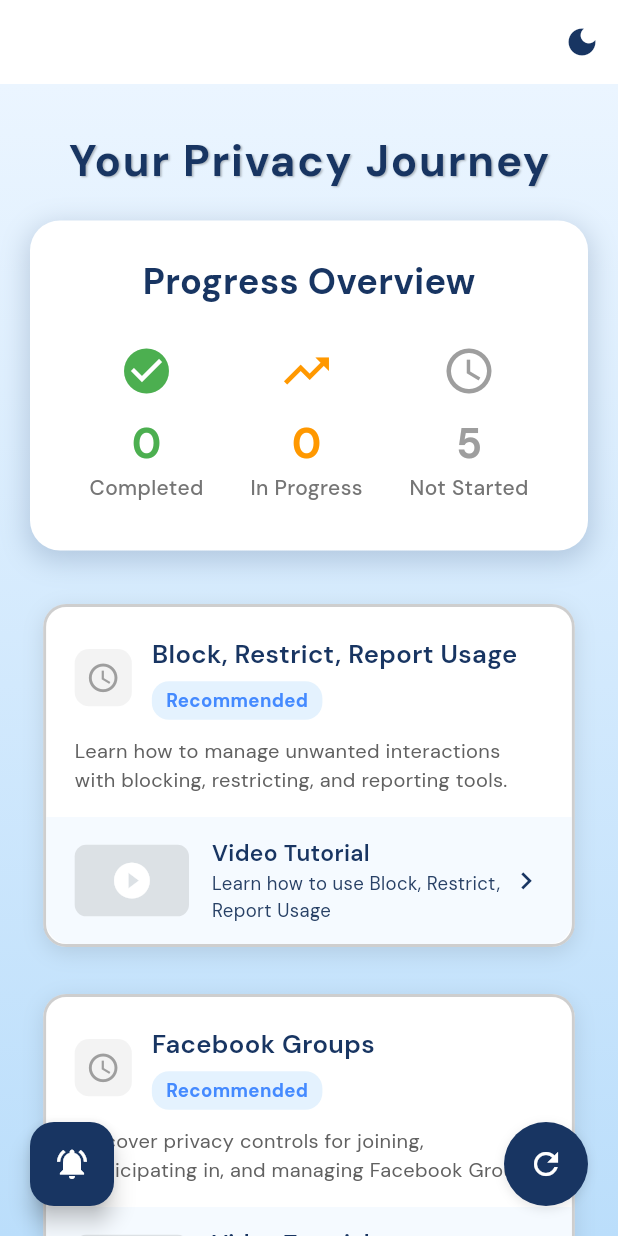
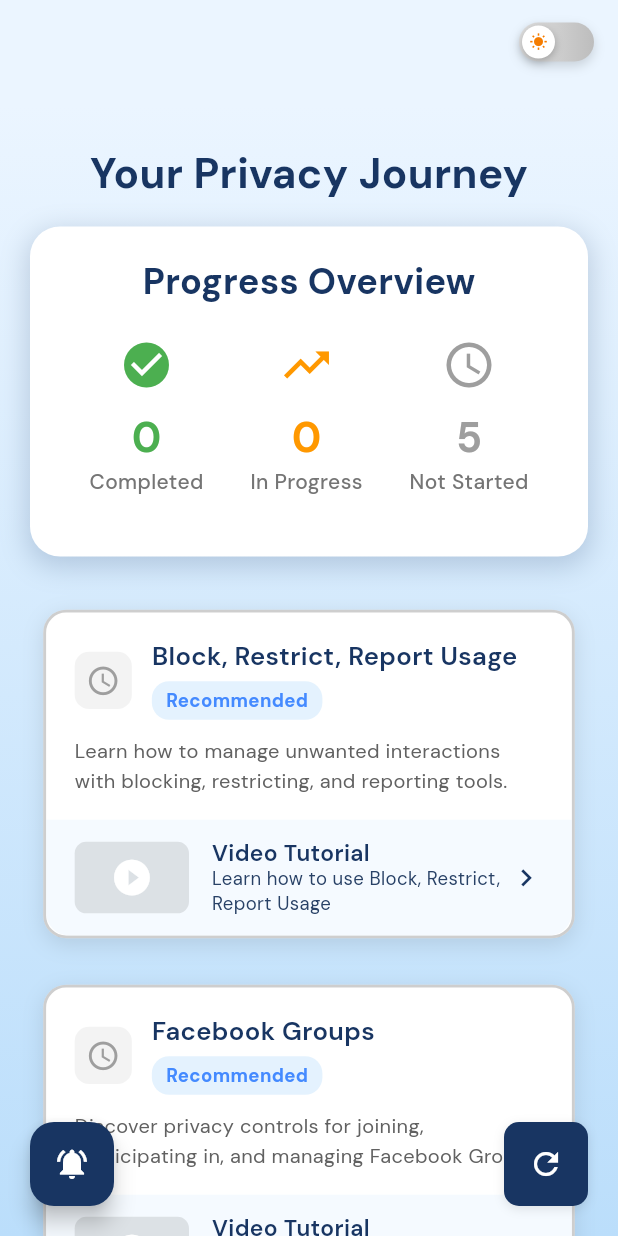
Before and after one commit to 4by3/capstone_flutter_project, a Flutter app: the HomePage screen opened directly, on a phone screen of 412 x 824 dp. Run offline on Flutter 3.47's test engine with Material 3 defaults, Android fonts, the light colour scheme and no system bars; our stand-ins replace audioplayers, auto_size_text, cloud_firestore, confetti, firebase_core, flutter_local_notifications and 6 more; missing offline and left inert: app_settings; accounts and stored records are empty; generated files the repository leaves out were written again.

Commit message:
Updated UI

```diff
--- a/lib/pages/home_page.dart
+++ b/lib/pages/home_page.dart
@@ -9,7 +9,6 @@ import 'package:provider/provider.dart';
 import '../widgets/video_popup.dart';
 import 'feature_quiz_page.dart';
 import 'intro_page.dart';
-import 'package:google_fonts/google_fonts.dart';
 import 'package:capstone_project/main.dart';
 
 class HomePage extends StatefulWidget {
@@ -124,7 +123,6 @@ class _HomePageState extends State<HomePage> with TickerProviderStateMixin {
 
     final prefs = await SharedPreferences.getInstance();
     String currentMode = prefs.getString('quizMode') ?? 'easy';
-
 
     if (widget.initialFeatureScores != null) {
       for (var feature in features) {
@@ -376,7 +374,7 @@ class _HomePageState extends State<HomePage> with TickerProviderStateMixin {
                               padding: const EdgeInsets.all(8),
                               decoration: BoxDecoration(
                                 color: Colors.red[50],
-                              borderRadius: BorderRadius.circular(10),
+                                borderRadius: BorderRadius.circular(30),
                               ),
                               child: Icon(
                                 Icons.star,
@@ -430,8 +428,38 @@ class _HomePageState extends State<HomePage> with TickerProviderStateMixin {
                 ),
               );
 
+              // Fix: Properly reset all features for hard mode and force UI refresh
               if (mounted) {
-              await _loadFeatureScores();
+                // Reset all features to 0 score and not started for hard mode
+                for (var feature in features) {
+                  feature['score'] = 0;
+                  feature['started'] = 0;
+                }
+
+                // Clear all hard mode question progression data
+                final prefs = await SharedPreferences.getInstance();
+                for (var feature in features) {
+                  String featureName = feature['name'];
+                  // Clear hard mode question index and other quiz state
+                  await prefs.remove('${featureName}_hard_currentQuestionIndex');
+                  await prefs.remove('${featureName}_hard_answeredQuestions');
+                  await prefs.remove('${featureName}_hard_correctAnswers');
+                  await prefs.remove('${featureName}_hard_totalQuestions');
+                  await prefs.remove('${featureName}_hard_quizCompleted');
+                  // Clear any other hard mode quiz state keys that might exist
+                  await prefs.remove('${featureName}_hard_questionHistory');
+                  await prefs.remove('${featureName}_hard_userAnswers');
+                }
+
+                // Force a complete state refresh
+                setState(() {
+                  _sortFeatures();
+                  _isCardHovered = List.generate(features.length, (_) => false);
+                  _isVideoHovered = List.generate(features.length, (_) => false);
+                });
+
+                // Ensure scores are saved with hard mode prefix
+                await _saveFeatureScores();
               }
             });
           }
@@ -631,21 +659,87 @@ class _HomePageState extends State<HomePage> with TickerProviderStateMixin {
         Provider.of<ThemeProvider>(context).themeMode == ThemeMode.dark;
 
     return Scaffold(
-      appBar: AppBar(
-        backgroundColor: isDarkMode ? Colors.black : Colors.white,
-        foregroundColor: isDarkMode ? Colors.white : primaryBlue,
+      appBar: PreferredSize(
+        preferredSize: const Size.fromHeight(70),
+        child: Container(
+          decoration: BoxDecoration(
+            gradient: isDarkMode
+                ? LinearGradient(
+              begin: Alignment.topCenter,
+              end: Alignment.bottomCenter,
+              colors: [Colors.black, Colors.black],
+            )
+                : LinearGradient(
+              begin: Alignment.topCenter,
+              end: Alignment.bottomCenter,
+              colors: [backgroundBlue, backgroundBlue],
+            ),
+          ),
+          child: AppBar(
+            backgroundColor: Colors.transparent,
+            elevation: 0,
+            surfaceTintColor: Colors.transparent,
+            shadowColor: Colors.transparent,
             actions: [
-          IconButton(
-            icon: Icon(
-              isDarkMode ? Icons.light_mode : Icons.dark_mode,
-              color: isDarkMode ? Colors.white : primaryBlue,
-            ),
-            onPressed: () {
+              Container(
+                margin: const EdgeInsets.only(right: 16),
+                child: GestureDetector(
+                  onTap: () {
                     Provider.of<ThemeProvider>(context, listen: false).toggleTheme();
                   },
-            tooltip: 'Toggle Theme',
+                  child: AnimatedContainer(
+                    duration: const Duration(milliseconds: 300),
+                    width: 50,
+                    height: 26,
+                    decoration: BoxDecoration(
+                      borderRadius: BorderRadius.circular(13),
+                      gradient: isDarkMode
+                          ? LinearGradient(colors: [primaryBlue, primaryBlue.withOpacity(0.8)])
+                          : LinearGradient(colors: [Colors.grey[300]!, Colors.grey[400]!]),
+                      boxShadow: [
+                        BoxShadow(
+                          color: Colors.black.withOpacity(0.15),
+                          blurRadius: 6,
+                          offset: const Offset(0, 3),
                         ),
                       ],
+                    ),
+                    child: Stack(
+                      children: [
+                        AnimatedPositioned(
+                          duration: const Duration(milliseconds: 300),
+                          curve: Curves.easeInOut,
+                          top: 2,
+                          left: isDarkMode ? 26 : 2,
+                          child: Container(
+                            width: 22,
+                            height: 22,
+                            decoration: BoxDecoration(
+                              shape: BoxShape.circle,
+                              color: Colors.white,
+                              boxShadow: [
+                                BoxShadow(
+                                  color: Colors.black.withOpacity(0.25),
+                                  blurRadius: 4,
+                                  offset: const Offset(0, 2),
+                                ),
+                              ],
+                            ),
+                            child: Icon(
+                              isDarkMode ? Icons.nights_stay : Icons.wb_sunny,
+                              size: 12,
+                              color: isDarkMode ? primaryBlue : Colors.orange[700],
+                            ),
+                          ),
+                        ),
+                      ],
+                    ),
+                  ),
+                ),
+              ),
+            ],
+          ),
+        ),
       ),
       body: _isLoading
           ? const Center(child: CircularProgressIndicator())
@@ -673,19 +767,11 @@ class _HomePageState extends State<HomePage> with TickerProviderStateMixin {
                           Text(
                             'Your Privacy Journey',
                             style: TextStyle(
-                                    fontSize: 29,
+                              fontSize: 28,
                               fontWeight: FontWeight.bold,
                               color:
                               isDarkMode ? Colors.white : primaryBlue,
-                                    letterSpacing: 1.2,
-                                    shadows: [
-                                      Shadow(
-                                        offset: const Offset(1, 1),
-                                        blurRadius: 1.0,
-                                        color: Colors.black.withOpacity(
-                                            isDarkMode ? 0.5 : 0.26),
-                                      ),
-                                    ],
+                              height: 1.1,
                             ),
                           ),
                         ],
@@ -729,6 +815,7 @@ class _HomePageState extends State<HomePage> with TickerProviderStateMixin {
                                   color: isDarkMode
                                       ? Colors.white
                                       : primaryBlue,
+                                  height: 1.1,
                                 ),
                               ),
                               const SizedBox(height: 24),
@@ -920,6 +1007,7 @@ class _HomePageState extends State<HomePage> with TickerProviderStateMixin {
                                                               ? Colors
                                                               .white
                                                               : primaryBlue,
+                                                          height: 1.2,
                                                         ),
                                                       ),
                                                       if (features[index]
@@ -985,7 +1073,7 @@ class _HomePageState extends State<HomePage> with TickerProviderStateMixin {
                                               ['description'],
                                               style: TextStyle(
                                                 fontSize: 14,
-                                                      height: 1.4,
+                                                height: 1.5,
                                                 color: isDarkMode
                                                     ? Colors.grey[400]
                                                     : Colors.grey[700],
@@ -1018,6 +1106,7 @@ class _HomePageState extends State<HomePage> with TickerProviderStateMixin {
                                                               .w500,
                                                           color:
                                                           statusColor,
+                                                          height: 1.2,
                                                         ),
                                                       ),
                                                       Text(
@@ -1029,6 +1118,7 @@ class _HomePageState extends State<HomePage> with TickerProviderStateMixin {
                                                               .bold,
                                                           color:
                                                           statusColor,
+                                                          height: 1.2,
                                                         ),
                                                       ),
                                                     ],
@@ -1153,6 +1243,7 @@ class _HomePageState extends State<HomePage> with TickerProviderStateMixin {
                                                                   ? Colors
                                                                   .white
                                                                   : primaryBlue,
+                                                              height: 1.2,
                                                             ),
                                                           ),
                                                           Text(
@@ -1165,6 +1256,7 @@ class _HomePageState extends State<HomePage> with TickerProviderStateMixin {
                                                                   ? Colors
                                                                   .grey[400]
                                                                   : primaryLightBlue,
+                                                              height: 1.3,
                                                             ),
                                                           ),
                                                         ],
@@ -1256,7 +1348,7 @@ class _HomePageState extends State<HomePage> with TickerProviderStateMixin {
                     width: 1.5,
                   )
                       : null,
-                        shape: BoxShape.circle,
+                  borderRadius: BorderRadius.circular(10),
                   boxShadow: [
                     BoxShadow(
                       color: Colors.black
```
Lines whose indentation alone changed are shown as unchanged.
